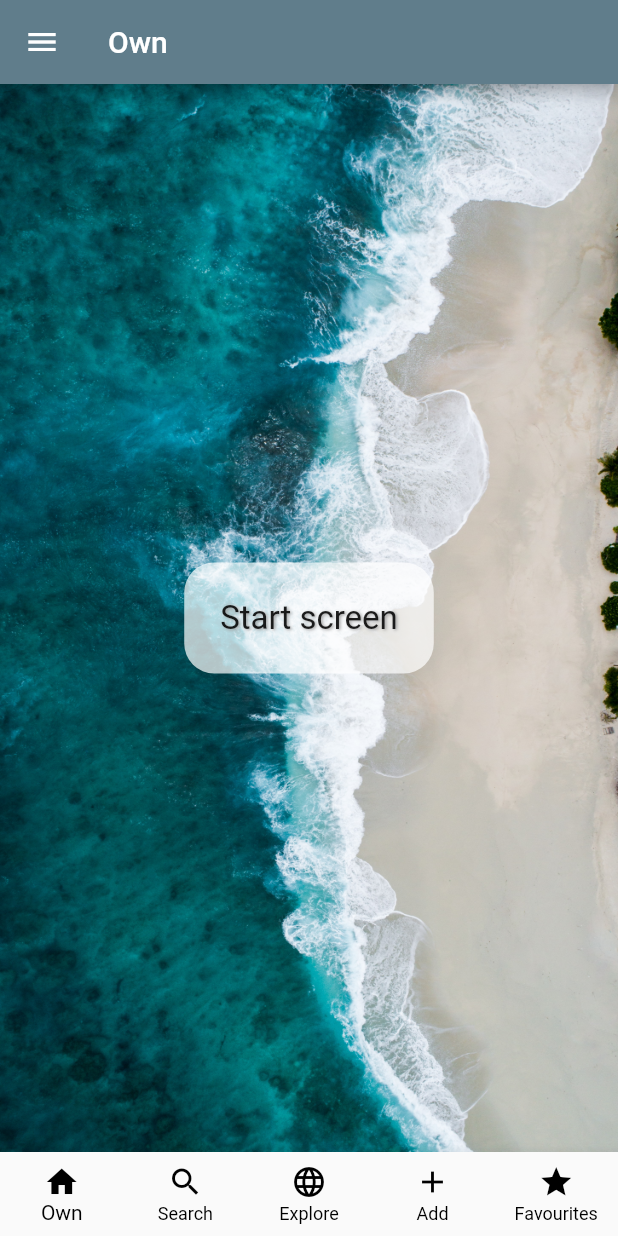
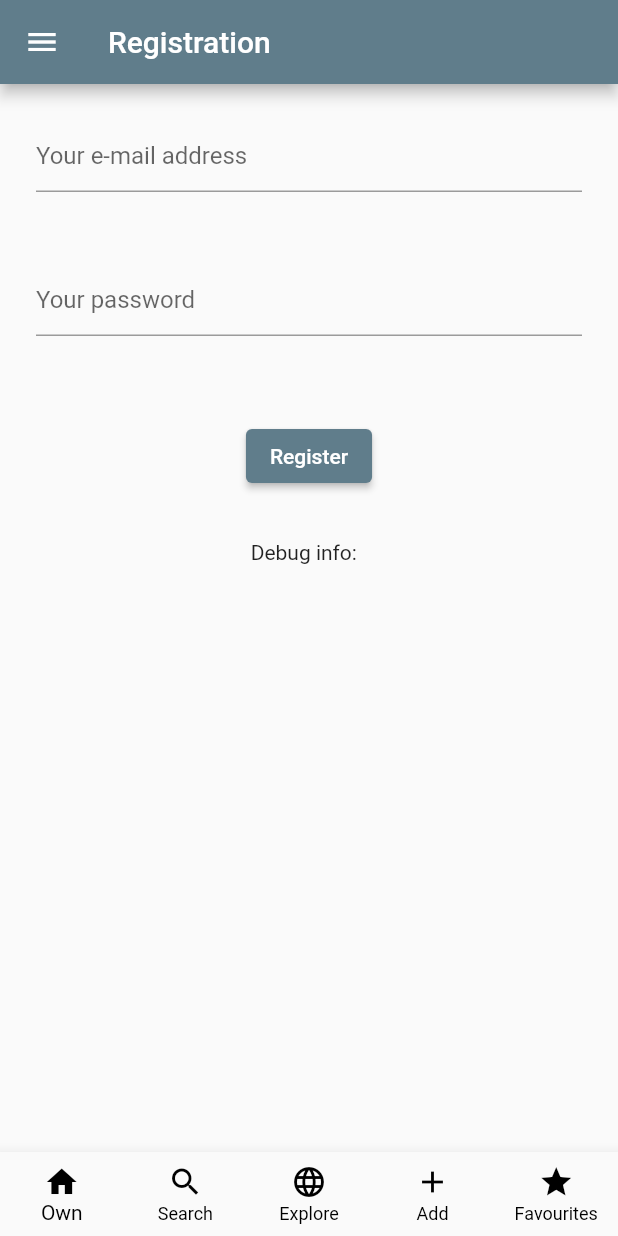
Before and after one commit to dmusial98/LearnApp, a Flutter app: the screen it shows after launch, on a phone screen of 412 x 824 dp. Run offline on Flutter 3.47's test engine with Material 2 defaults, Android fonts, the phone set to English and light mode, and no system bars.

Commit message:
Registration screen added

```diff
--- /dev/null
+++ b/lib/data/http_helper.dart
@@ -0,0 +1,14 @@
+import 'package:http/http.dart' as http;
+
+class HttpHelper {
+  final String authority = ''; // api.openweathermap.org
+  final String path = ''; // data/2.5/weather
+  final String apiKey = ''; // 362713861276
+
+  Future<String> getWeather(String location) async {
+    Map<String, dynamic> parameters = {'q': location, 'appId': apiKey};
+    Uri uri = Uri.https(authority, path, parameters);
+    http.Response result = await http.get(uri);
+    return result.body;
+  }
+}
--- a/lib/main.dart
+++ b/lib/main.dart
@@ -2,6 +2,7 @@ import 'package:flutter/material.dart';
 import 'package:my_app/screens/add_screen.dart';
 import 'package:my_app/screens/edit_profile_screen.dart';
 import 'package:my_app/screens/explore_screen.dart';
+import 'package:my_app/screens/register_screen.dart';
 import 'package:my_app/screens/search_screen.dart';
 import 'package:my_app/screens/own_screen.dart';
 
@@ -21,7 +22,8 @@ class LearnApp extends StatelessWidget {
     return MaterialApp(
       theme: ThemeData(primarySwatch: Colors.blueGrey),
       routes: {
-        '/': (context) => const OwnScreen(),
+        '/': (context) => const RegisterScreen(),
+        '/own': (context) => const OwnScreen(),
         '/search': (context) => const SearchScreen(),
         '/explore': (context) => const ExploreScreen(),
         '/add': (context) => const AddScreen(),
--- /dev/null
+++ b/lib/screens/register_screen.dart
@@ -0,0 +1,77 @@
+// ignore_for_file: prefer_const_constructors
+
+import 'package:flutter/material.dart';
+import 'package:my_app/shared/menu_bottom.dart';
+
+import '../shared/menu_drawer.dart';
+
+class RegisterScreen extends StatefulWidget {
+  const RegisterScreen({super.key});
+
+  @override
+  State<RegisterScreen> createState() => _RegisterScreenState();
+}
+
+class _RegisterScreenState extends State<RegisterScreen> {
+
+  String email = "";
+  String password = "";
+
+  final TextEditingController txtEmail = TextEditingController();
+  final TextEditingController txtPassword = TextEditingController();
+
+  @override
+  Widget build(BuildContext context) {
+    return Scaffold(
+      appBar: AppBar(title: Text('Registration')),
+      bottomNavigationBar: MenuBottom(),
+      drawer: MenuDrawer(),
+      body: SingleChildScrollView(
+        child: Column(
+          children: [
+            Padding(
+              padding: const EdgeInsets.all(24.0),
+              child: TextField(
+                controller: txtEmail,
+                keyboardType: TextInputType.emailAddress,
+                decoration: InputDecoration(
+                  hintText: 'Your e-mail address'
+                )
+              ),
+            ),
+
+            Padding(
+              padding: const EdgeInsets.all(24.0),
+              child: TextField(
+                controller: txtPassword,
+                keyboardType: TextInputType.visiblePassword,
+                obscureText: true,
+                decoration: InputDecoration(
+                  hintText: 'Your password'
+                )
+              ),
+            ),
+
+            Padding(
+              padding: const EdgeInsets.all(32.0),
+              child: ElevatedButton(
+                onPressed: register,
+                child: Text('Register')
+              ),
+            ),
+
+            Text("Debug info: $email $password")
+          ]
+        ),
+      )
+    );
+  }
+
+  void register()
+  {
+    setState(() {
+      email = txtEmail.text;
+      password = txtPassword.text;
+    });
+  }
+}
--- a/lib/shared/menu_bottom.dart
+++ b/lib/shared/menu_bottom.dart
@@ -11,7 +11,7 @@ class MenuBottom extends StatelessWidget {
       onTap: (int index) {
         switch (index) {
           case 0:
-            Navigator.pushNamed(context, '/');
+            Navigator.pushNamed(context, '/own');
             break;
           case 1:
             Navigator.pushNamed(context, '/search');
--- a/pubspec.yaml
+++ b/pubspec.yaml
@@ -31,6 +31,7 @@ environment:
 dependencies:
   flutter:
     sdk: flutter
+  http: ^0.13.5
 
 
   # The following adds the Cupertino Icons font to your application.
```
Also changed, not shown: lib/screens/edit_profile_screen.dart (line endings or trailing spaces), pubspec.lock.
